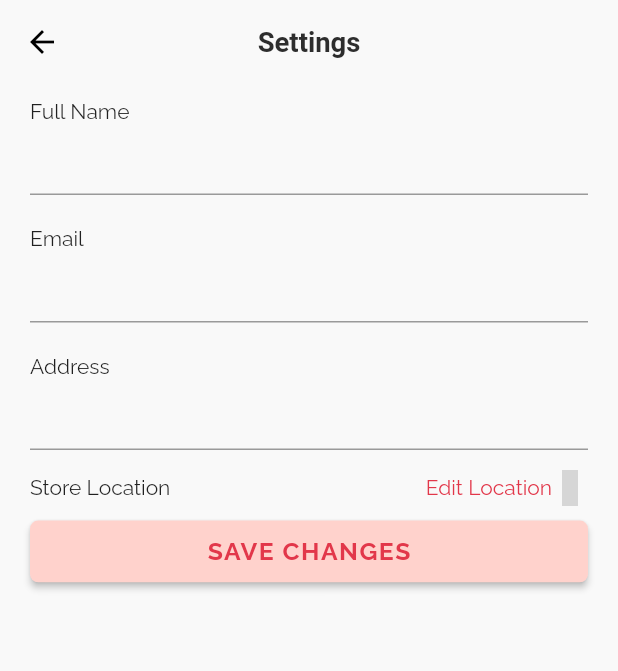
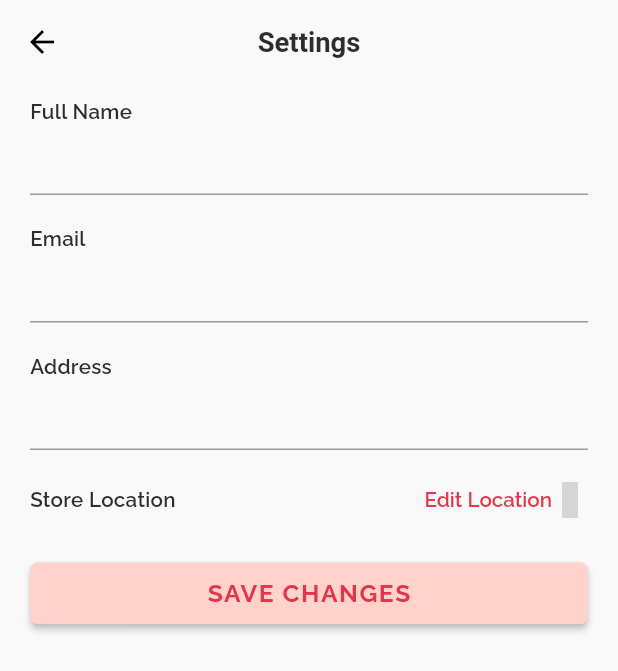
Before and after one commit to ChandraaShekar/grocery_user_app, a Flutter app: the Settings screen opened directly, on a phone screen of 412 x 824 dp. Shown: the top 671 px of the screen. Run offline on Flutter 3.47's test engine with Material 2 defaults, Android fonts, the phone set to English and light mode, and no system bars; our stand-ins replace cached_network_image, carousel_slider, dotted_border, expandable_text, firebase_auth, firebase_core and 12 more; missing offline and left inert: draw_graph, flutter_google_places, google_maps_webservice, razorpay_flutter; accounts and stored records are empty; network calls fail; project files that could hold a hidden picture were left out; grey boxes are pictures that could not be loaded.

Commit message:
adjusted font sizes and responsiveness

```diff
--- a/lib/others/help.dart
+++ b/lib/others/help.dart
@@ -49,7 +49,7 @@ class _HelpState extends State<Help> {
                       child: Text(
                         phone,
                         style: TextStyle(
-                            fontWeight: FontWeight.w600,
+                            fontWeight: FontWeight.w800,
                             fontSize: 16,
                             color: Colors.blue),
                       )),
@@ -68,7 +68,7 @@ class _HelpState extends State<Help> {
               Text(
                 phone2,
                 style: TextStyle(
-                    fontWeight: FontWeight.w600,
+                    fontWeight: FontWeight.w900,
                     fontSize: 16,
                     color: Colors.blue),
               ),
@@ -92,7 +92,7 @@ class _HelpState extends State<Help> {
                       child: Text(
                         email,
                         style: TextStyle(
-                            fontWeight: FontWeight.w600,
+                            fontWeight: FontWeight.w800,
                             fontSize: 16,
                             color: Colors.blue),
                       )),
--- a/lib/others/settings.dart
+++ b/lib/others/settings.dart
@@ -7,6 +7,7 @@ import 'package:user_app/api/registerapi.dart';
 import 'package:user_app/services/constants.dart';
 import 'package:user_app/utils/header.dart';
 import 'package:user_app/utils/primary_button.dart';
+import 'package:user_app/widgets/text_widget.dart';
 
 import '../main.dart';
 
@@ -30,6 +31,7 @@ class _SettingsState extends State<Settings> {
 
   @override
   Widget build(BuildContext context) {
+    Size size = MediaQuery.of(context).size;
     return Scaffold(
         appBar: Header.appBar(Constants.settingsTag, null, true),
         body: SingleChildScrollView(
@@ -39,8 +41,12 @@ class _SettingsState extends State<Settings> {
             child: Column(
               crossAxisAlignment: CrossAxisAlignment.start,
               children: [
-                Text('Full Name'),
+                TextWidget(
+                  'Full Name',
+                  textType: "label",
+                ),
                 TextFormField(
+                  style: TextStyle(fontSize: size.height / 50),
                   controller: name,
                 ),
                 SizedBox(
@@ -52,8 +58,12 @@ class _SettingsState extends State<Settings> {
                     style: TextStyle(color: Colors.red),
                   ),
                 SizedBox(height: 18),
-                Text('Email'),
+                TextWidget(
+                  'Email',
+                  textType: "label",
+                ),
                 TextFormField(
+                  style: TextStyle(fontSize: size.height / 50),
                   controller: email,
                 ),
                 SizedBox(
@@ -61,12 +71,16 @@ class _SettingsState extends State<Settings> {
                 ),
                 if (emailErr != '')
                   Text(
-                    ' enter proper email id',
+                    ' Enter proper email id',
                     style: TextStyle(color: Colors.red),
                   ),
                 SizedBox(height: 18),
-                Text('Address'),
+                TextWidget(
+                  'Address',
+                  textType: "label",
+                ),
                 TextFormField(
+                  style: TextStyle(fontSize: size.height / 50),
                   keyboardType: TextInputType.text,
                   controller: address,
                 ),
@@ -75,24 +89,30 @@ class _SettingsState extends State<Settings> {
                 ),
                 if (addressErr != '')
                   Text(
-                    ' enter proper phone number',
+                    ' Enter proper phone number',
                     style: TextStyle(color: Colors.red),
                   ),
-                SizedBox(height: 10),
+                SizedBox(height: 18),
                 Row(
                   children: [
-                    Text('Store Location'),
+                    TextWidget(
+                      'Store Location',
+                      textType: "label",
+                    ),
                     Expanded(
                       child: Container(),
                     ),
                     Text(
                       'Edit Location',
-                      style: TextStyle(color: Constants.kButtonTextColor),
+                      style: TextStyle(
+                          color: Constants.kButtonTextColor,
+                          fontSize: size.height / 60,
+                          fontWeight: FontWeight.w600),
                     ),
                     Icon(Entypo.location_pin, color: Constants.kButtonTextColor)
                   ],
                 ),
-                SizedBox(height: 10),
+                SizedBox(height: 30),
                 PrimaryButton(
                   onPressed: () async {
                     Map<String, dynamic> data = {
--- a/lib/widgets/text_widget.dart
+++ b/lib/widgets/text_widget.dart
@@ -82,6 +82,12 @@ class TextWidget extends StatelessWidget {
           letterSpacing: 0.2,
           fontSize: size.height / 65,
           color: Colors.white);
+    } else if (x == "label-light") {
+      y = TextStyle(
+          fontWeight: FontWeight.w500,
+          letterSpacing: 0.2,
+          fontSize: size.height / 60,
+          color: Colors.grey);
     }
     return y;
   }
```
Also changed, not shown: lib/others/notifications.dart (+9 -9 lines), lib/others/pack_desc.dart (+13 -9 lines), lib/others/refer.dart (+9 -7 lines), lib/products/product_search.dart (+8 -7 lines), lib/widgets/notification_card.dart (+20 -12 lines), lib/widgets/pack_desc_card.dart (+12 -9 lines).
